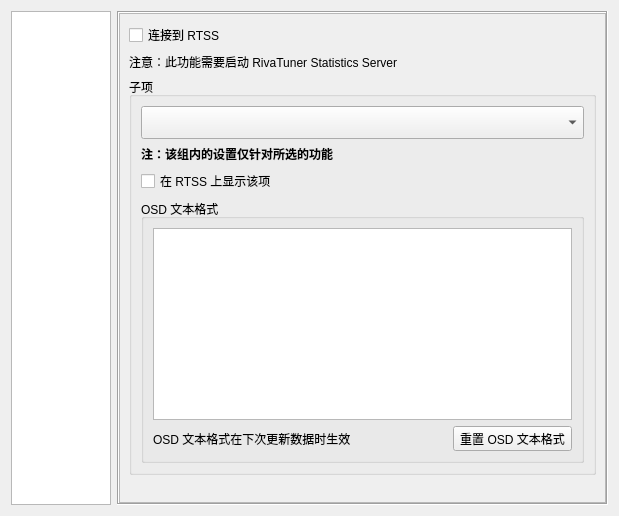
Qt form EliteSpeedrunTool/SettingDialog.ui (GTA5Oracle/EliteSpeedrunTool) before a commit.
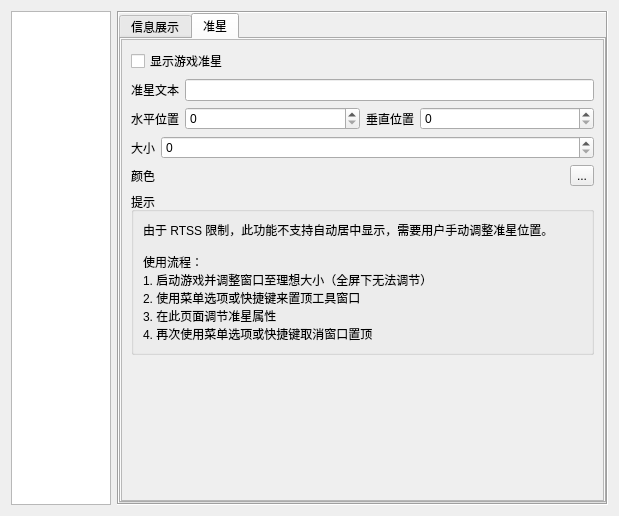
The same form after that commit. The open tabs and pages were chosen to show the change. Icons and pictures are not drawn.

Commit message: [feature] Support crosshair by RTSS

```diff
--- a/EliteSpeedrunTool/SettingDialog.ui
+++ b/EliteSpeedrunTool/SettingDialog.ui
@@ -703,6 +703,28 @@
         <number>0</number>
        </property>
        <item>
+        <widget class="QTabWidget" name="tabWidget_4">
+         <property name="currentIndex">
+          <number>0</number>
+         </property>
+         <widget class="QWidget" name="tab_5">
+          <attribute name="title">
+           <string>信息展示</string>
+          </attribute>
+          <layout class="QVBoxLayout" name="verticalLayout_42">
+           <property name="leftMargin">
+            <number>0</number>
+           </property>
+           <property name="topMargin">
+            <number>0</number>
+           </property>
+           <property name="rightMargin">
+            <number>0</number>
+           </property>
+           <property name="bottomMargin">
+            <number>0</number>
+           </property>
+           <item>
         <widget class="QScrollArea" name="scrollArea_12">
          <property name="widgetResizable">
           <bool>true</bool>
@@ -712,8 +734,8 @@
            <rect>
             <x>0</x>
             <y>0</y>
-            <width>167</width>
-            <height>508</height>
+                <width>525</width>
+                <height>475</height>
            </rect>
           </property>
           <layout class="QVBoxLayout" name="verticalLayout_33">
@@ -833,6 +855,211 @@
        </item>
       </layout>
      </widget>
+         <widget class="QWidget" name="tab_6">
+          <attribute name="title">
+           <string>准星</string>
+          </attribute>
+          <layout class="QVBoxLayout" name="verticalLayout_43">
+           <property name="leftMargin">
+            <number>0</number>
+           </property>
+           <property name="topMargin">
+            <number>0</number>
+           </property>
+           <property name="rightMargin">
+            <number>0</number>
+           </property>
+           <property name="bottomMargin">
+            <number>0</number>
+           </property>
+           <item>
+            <widget class="QScrollArea" name="scrollArea_14">
+             <property name="widgetResizable">
+              <bool>true</bool>
+             </property>
+             <widget class="QWidget" name="scrollAreaWidgetContents_14">
+              <property name="geometry">
+               <rect>
+                <x>0</x>
+                <y>0</y>
+                <width>525</width>
+                <height>475</height>
+               </rect>
+              </property>
+              <layout class="QVBoxLayout" name="verticalLayout_44">
+               <item>
+                <widget class="QCheckBox" name="cbRtssCrosshair">
+                 <property name="text">
+                  <string>显示游戏准星</string>
+                 </property>
+                </widget>
+               </item>
+               <item>
+                <layout class="QHBoxLayout" name="horizontalLayout_4">
+                 <item>
+                  <widget class="QLabel" name="label_51">
+                   <property name="sizePolicy">
+                    <sizepolicy hsizetype="Maximum" vsizetype="Preferred">
+                     <horstretch>0</horstretch>
+                     <verstretch>0</verstretch>
+                    </sizepolicy>
+                   </property>
+                   <property name="text">
+                    <string>准星文本</string>
+                   </property>
+                  </widget>
+                 </item>
+                 <item>
+                  <widget class="QLineEdit" name="leRtssCrosshairText"/>
+                 </item>
+                </layout>
+               </item>
+               <item>
+                <layout class="QHBoxLayout" name="horizontalLayout_6">
+                 <item>
+                  <widget class="QLabel" name="label_49">
+                   <property name="sizePolicy">
+                    <sizepolicy hsizetype="Maximum" vsizetype="Preferred">
+                     <horstretch>0</horstretch>
+                     <verstretch>0</verstretch>
+                    </sizepolicy>
+                   </property>
+                   <property name="text">
+                    <string>水平位置</string>
+                   </property>
+                  </widget>
+                 </item>
+                 <item>
+                  <widget class="QSpinBox" name="sbRtssCrosshairX">
+                   <property name="minimum">
+                    <number>0</number>
+                   </property>
+                   <property name="maximum">
+                    <number>2147483647</number>
+                   </property>
+                  </widget>
+                 </item>
+                 <item>
+                  <widget class="QLabel" name="label_50">
+                   <property name="sizePolicy">
+                    <sizepolicy hsizetype="Maximum" vsizetype="Preferred">
+                     <horstretch>0</horstretch>
+                     <verstretch>0</verstretch>
+                    </sizepolicy>
+                   </property>
+                   <property name="text">
+                    <string>垂直位置</string>
+                   </property>
+                  </widget>
+                 </item>
+                 <item>
+                  <widget class="QSpinBox" name="sbRtssCrosshairY">
+                   <property name="maximum">
+                    <number>2147483647</number>
+                   </property>
+                  </widget>
+                 </item>
+                </layout>
+               </item>
+               <item>
+                <layout class="QHBoxLayout" name="horizontalLayout_7">
+                 <item>
+                  <widget class="QLabel" name="label_54">
+                   <property name="sizePolicy">
+                    <sizepolicy hsizetype="Maximum" vsizetype="Preferred">
+                     <horstretch>0</horstretch>
+                     <verstretch>0</verstretch>
+                    </sizepolicy>
+                   </property>
+                   <property name="text">
+                    <string>大小</string>
+                   </property>
+                  </widget>
+                 </item>
+                 <item>
+                  <widget class="QSpinBox" name="sbRtssCrosshairSize">
+                   <property name="maximum">
+                    <number>500</number>
+                   </property>
+                  </widget>
+                 </item>
+                </layout>
+               </item>
+               <item>
+                <layout class="QHBoxLayout" name="horizontalLayout_9">
+                 <item>
+                  <widget class="QLabel" name="label_55">
+                   <property name="sizePolicy">
+                    <sizepolicy hsizetype="Maximum" vsizetype="Preferred">
+                     <horstretch>0</horstretch>
+                     <verstretch>0</verstretch>
+                    </sizepolicy>
+                   </property>
+                   <property name="text">
+                    <string>颜色</string>
+                   </property>
+                  </widget>
+                 </item>
+                 <item>
+                  <widget class="QLabel" name="labRtssCrosshairColor"/>
+                 </item>
+                 <item>
+                  <widget class="QToolButton" name="tbRtssCrosshairColor">
+                   <property name="text">
+                    <string notr="true">...</string>
+                   </property>
+                  </widget>
+                 </item>
+                </layout>
+               </item>
+               <item>
+                <widget class="QGroupBox" name="groupBox_21">
+                 <property name="title">
+                  <string>提示</string>
+                 </property>
+                 <layout class="QVBoxLayout" name="verticalLayout_45">
+                  <item>
+                   <widget class="QLabel" name="label_57">
+                    <property name="text">
+                     <string>由于 RTSS 限制，此功能不支持自动居中显示，需要用户手动调整准星位置。
+
+使用流程：
+1. 启动游戏并调整窗口至理想大小（全屏下无法调节）
+2. 使用菜单选项或快捷键来置顶工具窗口
+3. 在此页面调节准星属性
+4. 再次使用菜单选项或快捷键取消窗口置顶</string>
+                    </property>
+                    <property name="wordWrap">
+                     <bool>true</bool>
+                    </property>
+                   </widget>
+                  </item>
+                 </layout>
+                </widget>
+               </item>
+               <item>
+                <spacer name="verticalSpacer_6">
+                 <property name="orientation">
+                  <enum>Qt::Orientation::Vertical</enum>
+                 </property>
+                 <property name="sizeHint" stdset="0">
+                  <size>
+                   <width>20</width>
+                   <height>1</height>
+                  </size>
+                 </property>
+                </spacer>
+               </item>
+              </layout>
+             </widget>
+            </widget>
+           </item>
+          </layout>
+         </widget>
+        </widget>
+       </item>
+      </layout>
+     </widget>
      <widget class="QWidget" name="pageFirewall">
       <layout class="QVBoxLayout" name="verticalLayout">
        <property name="leftMargin">
```
Left out of the diff: 185 changed lines with no effect on the pictures. Lines whose indentation alone changed are shown as unchanged. The commit also changes 13 other files.
